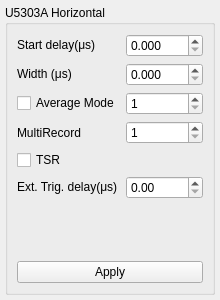
qtplatz/qtplatz, file contrib/agilent/libs/acqrswidgets/u5303aform.ui: the form before one commit.
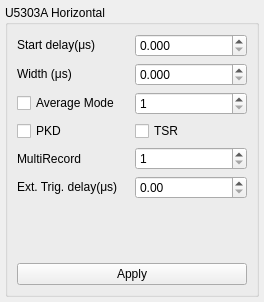
The form after the commit. Custom widgets are drawn as their Qt base class.

Diff of the .ui file:
```diff
--- a/contrib/agilent/libs/acqrswidgets/u5303aform.ui
+++ b/contrib/agilent/libs/acqrswidgets/u5303aform.ui
@@ -6,8 +6,8 @@
    <rect>
     <x>0</x>
     <y>0</y>
-    <width>214</width>
-    <height>300</height>
+    <width>264</width>
+    <height>302</height>
    </rect>
   </property>
   <property name="windowTitle">
@@ -36,7 +36,7 @@
        <layout class="QGridLayout" name="gridLayout_2">
         <item row="0" column="0">
          <layout class="QGridLayout" name="gridLayout">
-          <item row="6" column="1">
+          <item row="7" column="1">
            <spacer name="verticalSpacer">
             <property name="orientation">
              <enum>Qt::Vertical</enum>
@@ -107,27 +107,20 @@
            </widget>
           </item>
           <item row="4" column="0">
-           <widget class="QCheckBox" name="checkBox">
-            <property name="text">
-             <string>TSR</string>
-            </property>
-           </widget>
-          </item>
-          <item row="3" column="0">
            <widget class="QLabel" name="label_3">
             <property name="text">
              <string>MultiRecord</string>
             </property>
            </widget>
           </item>
-          <item row="3" column="1">
+          <item row="4" column="1">
            <widget class="QSpinBox" name="spinBox_2">
             <property name="minimum">
              <number>1</number>
             </property>
            </widget>
           </item>
-          <item row="5" column="0">
+          <item row="6" column="0">
            <widget class="QLabel" name="label_4">
             <property name="text">
              <string>Ext. Trig. delay(&amp;mu;s)</string>
@@ -137,13 +130,27 @@
             </property>
            </widget>
           </item>
-          <item row="5" column="1">
+          <item row="6" column="1">
            <widget class="QDoubleSpinBox" name="doubleSpinBox">
             <property name="maximum">
              <double>1000.000000000000000</double>
             </property>
            </widget>
           </item>
+          <item row="3" column="0">
+           <widget class="QCheckBox" name="checkBox_pkd">
+            <property name="text">
+             <string>PKD</string>
+            </property>
+           </widget>
+          </item>
+          <item row="3" column="1">
+           <widget class="QCheckBox" name="checkBox">
+            <property name="text">
+             <string>TSR</string>
+            </property>
+           </widget>
+          </item>
          </layout>
         </item>
         <item row="1" column="0">
```
Left out of the diff: 14 changed lines with no effect on the pictures.
